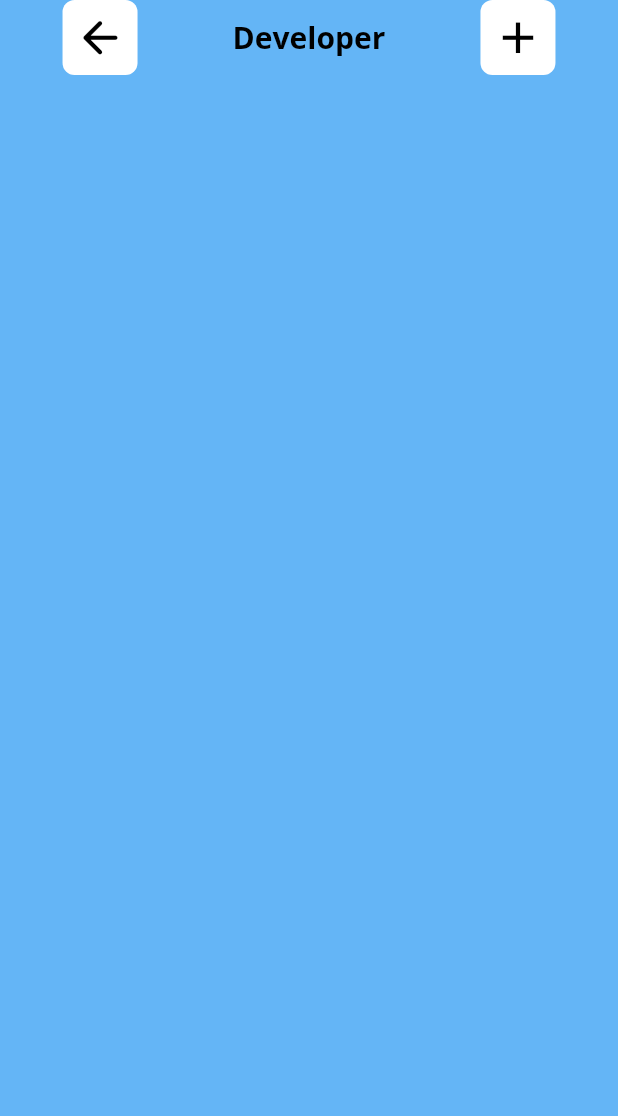
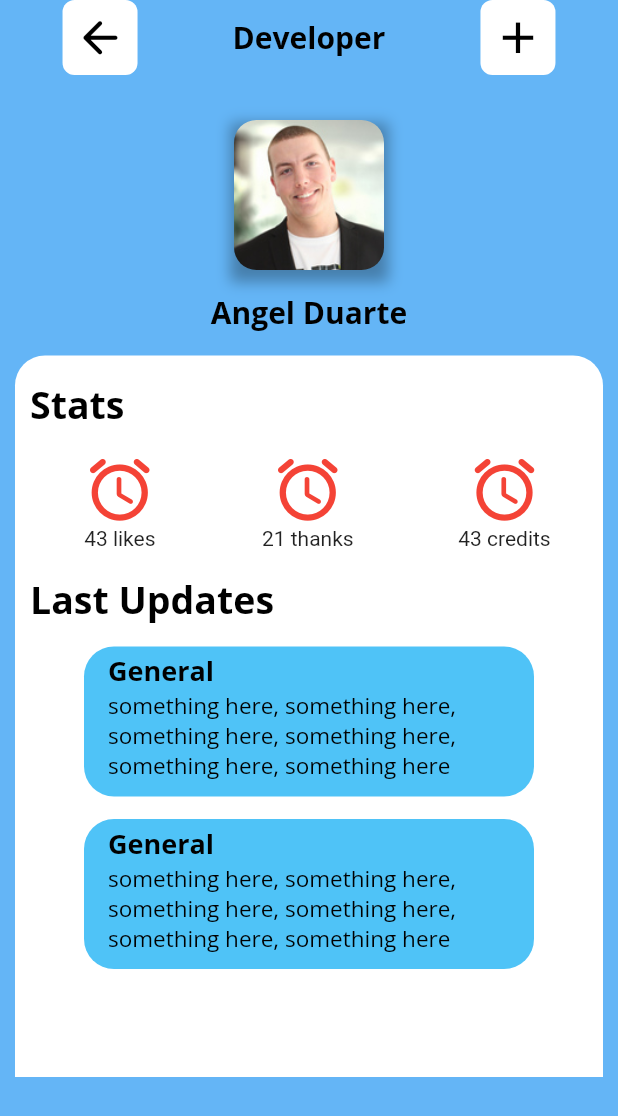
Before and after one commit to julicam10/ManagementUI, a Flutter app: the screen it shows after launch, after a tap on "Angel Duarte", on a phone screen of 412 x 824 dp. Shown: the top 1116 px of the screen. Run offline on Flutter 3.47's test engine with Material 2 defaults, Android fonts, the phone set to English and light mode, and no system bars; our stand-ins replace google_fonts.

Commit message:
se trabajo en la interfaz de informacion

```diff
--- a/lib/pages/info_page.dart
+++ b/lib/pages/info_page.dart
@@ -11,11 +11,18 @@ class WorkerInfoDetails extends StatefulWidget {
   }) : super(key: key);
   final WorkerDetails workers;
   final CategoryDetails categories;
+
   @override
   State<WorkerInfoDetails> createState() => _WorkerInfoDetailsState();
 }
 
 class _WorkerInfoDetailsState extends State<WorkerInfoDetails> {
+  final String title1 = 'General',
+      subtitle1 =
+          '                                something here, something here, something here, something here, something here, something here';
+  final String title2 = 'Attiude',
+      subtitle2 =
+          'something here, something here, something here, something here, something here, something here';
   @override
   Widget build(BuildContext context) {
     return Scaffold(
@@ -26,7 +33,132 @@ class _WorkerInfoDetailsState extends State<WorkerInfoDetails> {
           child: Column(
             children: [
               RowWorkerInfo(context),
+              Padding(
+                padding: const EdgeInsets.only(top: 30.0),
+                child: Container(
+                  width: 100,
+                  height: 100,
+                  child: ClipRRect(
+                    borderRadius: BorderRadius.circular(15),
+                    child: Image.asset(widget.workers.image),
+                  ),
+                  decoration: BoxDecoration(
+                    boxShadow: [
+                      BoxShadow(
+                        color: Colors.black.withOpacity(0.3),
+                        spreadRadius: 3,
+                        blurRadius: 7,
+                        offset: const Offset(0, 5),
+                      ),
+                    ],
+                  ),
+                ),
+              ),
+              Padding(
+                padding: const EdgeInsets.only(top: 15.0),
+                child: Text(
+                  widget.workers.name,
+                  style: GoogleFonts.openSans(
+                    textStyle: const TextStyle(
+                      fontSize: 20,
+                      color: Colors.black,
+                      fontWeight: FontWeight.bold,
+                    ),
+                  ),
+                ),
+              ),
+              Padding(
+                padding: const EdgeInsets.only(top: 15.0),
+                child: Container(
+                  height: 481,
+                  width: double.infinity,
+                  decoration: const BoxDecoration(
+                    color: Colors.white,
+                    borderRadius: BorderRadius.only(
+                      topLeft: Radius.circular(20.0),
+                      topRight: Radius.circular(20.0),
+                    ),
+                  ),
+                  child: Column(
+                    crossAxisAlignment: CrossAxisAlignment.start,
+                    children: [
+                      Padding(
+                        padding: const EdgeInsets.only(top: 15.0, left: 10.0),
+                        child: Text(
+                          'Stats',
+                          style: GoogleFonts.openSans(
+                            textStyle: const TextStyle(
+                              fontSize: 25,
+                              color: Colors.black,
+                              fontWeight: FontWeight.bold,
+                            ),
+                          ),
+                        ),
+                      ),
+                      Padding(
+                        padding: const EdgeInsets.only(top: 15.0, left: 10.0),
+                        child: StatsWidget(),
+                      ),
+                      Padding(
+                        padding: const EdgeInsets.only(top: 15.0, left: 10.0),
+                        child: Text(
+                          'Last Updates',
+                          style: GoogleFonts.openSans(
+                            textStyle: const TextStyle(
+                              fontSize: 25,
+                              color: Colors.black,
+                              fontWeight: FontWeight.bold,
+                            ),
+                          ),
+                        ),
+                      ),
+                      Padding(
+                        padding: const EdgeInsets.only(top: 15.0),
+                        child: Card(),
+                      ),
+                      Padding(
+                        padding: const EdgeInsets.only(top: 15.0),
+                        child: Card(),
+                      )
+                    ],
+                  ),
+                ),
+              ),
             ],
+          ),
+        ),
+      ),
+    );
+  }
+
+  Center Card() {
+    return Center(
+      child: Container(
+        height: 100,
+        width: 300,
+        decoration: BoxDecoration(
+          color: Colors.lightBlue.shade300,
+          borderRadius: BorderRadius.circular(20.0),
+        ),
+        child: ListTile(
+          title: Text(
+            title1,
+            style: GoogleFonts.openSans(
+              textStyle: const TextStyle(
+                fontSize: 18,
+                color: Colors.black,
+                fontWeight: FontWeight.bold,
+              ),
+            ),
+          ),
+          subtitle: Text(
+            subtitle2,
+            style: GoogleFonts.openSans(
+              textStyle: const TextStyle(
+                fontSize: 15,
+                color: Colors.black,
+              ),
+            ),
           ),
         ),
       ),
@@ -79,4 +211,42 @@ class _WorkerInfoDetailsState extends State<WorkerInfoDetails> {
       ],
     );
   }
+
+  Row StatsWidget() {
+    return Row(
+      mainAxisAlignment: MainAxisAlignment.spaceAround,
+      children: [
+        Column(
+          children: const [
+            Icon(
+              Icons.access_alarm_rounded,
+              size: 50,
+              color: Colors.red,
+            ),
+            Text('43 likes')
+          ],
+        ),
+        Column(
+          children: const [
+            Icon(
+              Icons.access_alarm_rounded,
+              size: 50,
+              color: Colors.red,
+            ),
+            Text('21 thanks')
+          ],
+        ),
+        Column(
+          children: const [
+            Icon(
+              Icons.access_alarm_rounded,
+              size: 50,
+              color: Colors.red,
+            ),
+            Text('43 credits')
+          ],
+        ),
+      ],
+    );
+  }
 }
```
